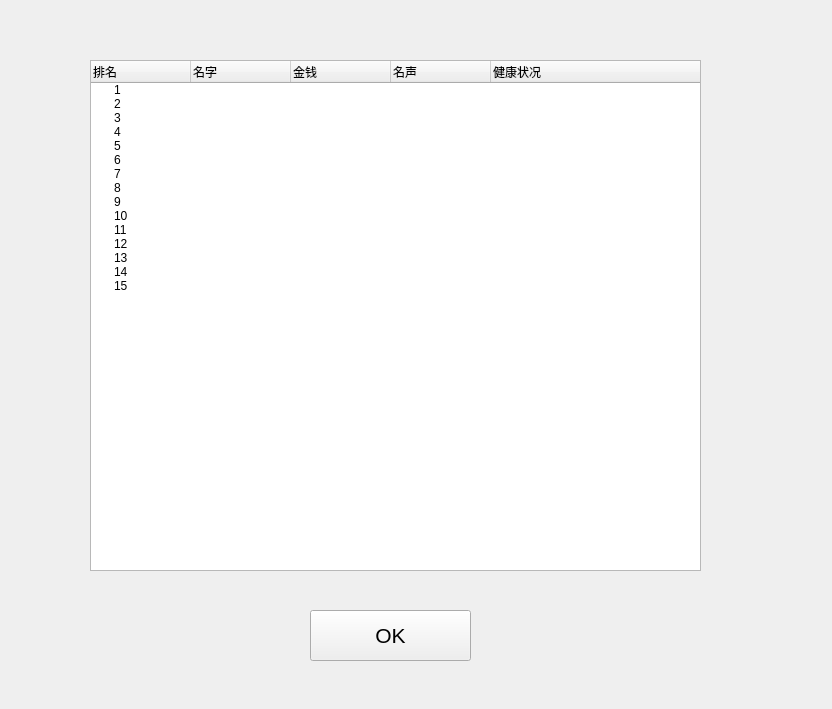
The window that ranking.ui (wwwxyz123/shanghaifusheng) describes before a commit, drawn with Qt 5.
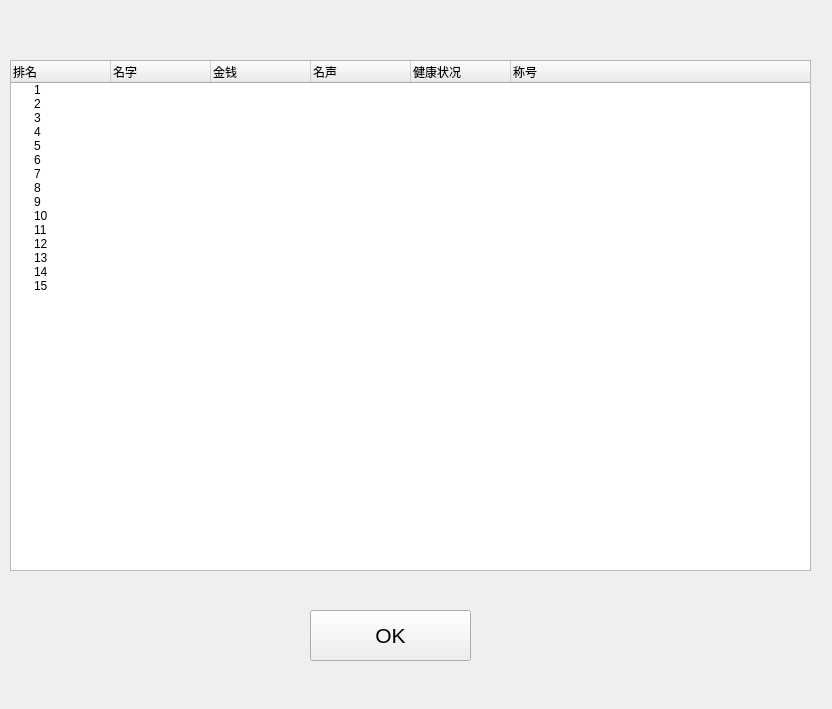
The same window after the commit.

```diff
--- a/ranking.ui
+++ b/ranking.ui
@@ -16,9 +16,9 @@
   <widget class="QTreeWidget" name="ranktreeWidget">
    <property name="geometry">
     <rect>
-     <x>90</x>
+     <x>10</x>
      <y>60</y>
-     <width>611</width>
+     <width>801</width>
      <height>511</height>
     </rect>
    </property>
@@ -47,6 +47,11 @@
      <string>健康状况</string>
     </property>
    </column>
+   <column>
+    <property name="text">
+     <string>称号</string>
+    </property>
+   </column>
    <item>
     <property name="text">
      <string>1</string>
```
